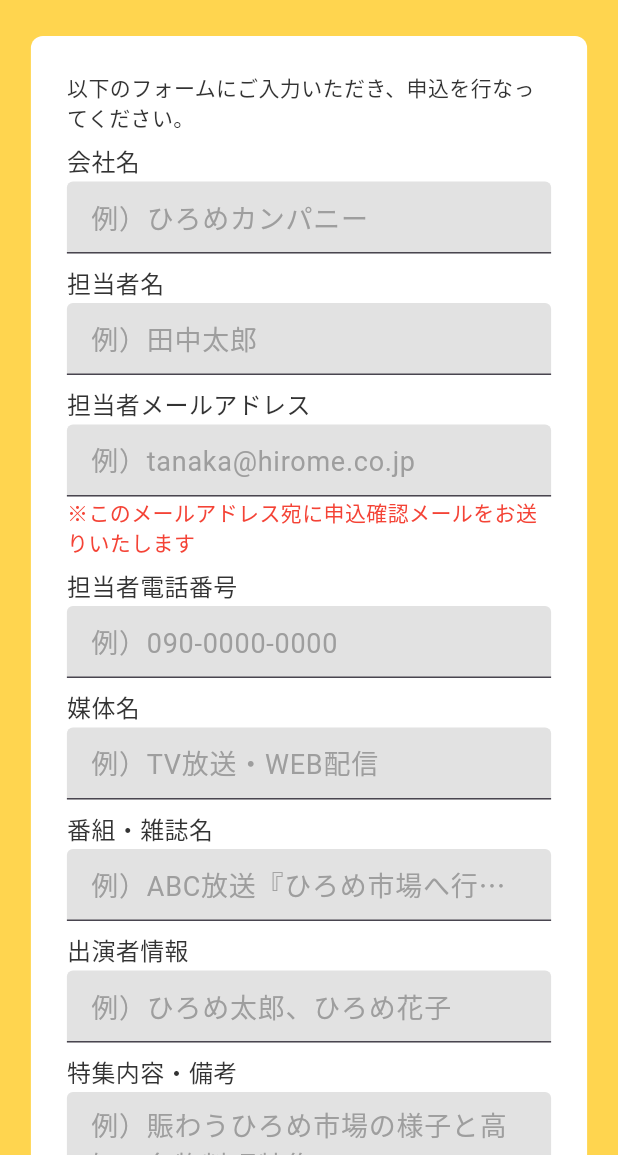
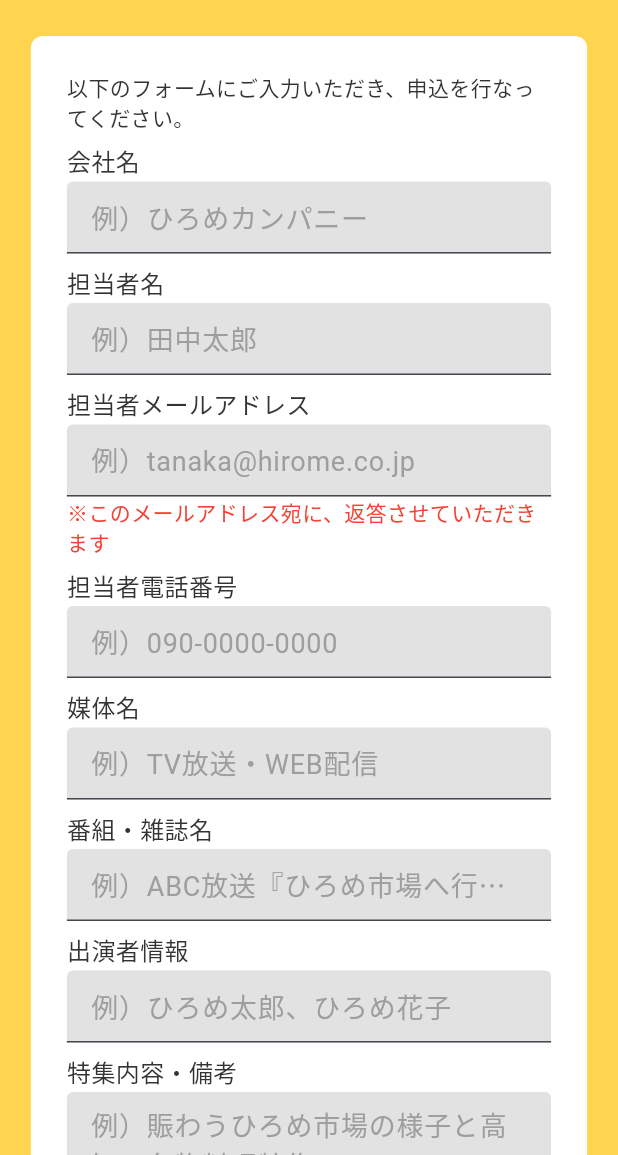
Before and after one commit to agora-creation/miel_work_request_interview_web, a Flutter app: the screen it shows after launch, on a phone screen of 412 x 824 dp, the part 81-1236 px from its top. Run offline on Flutter 3.47's test engine with Material 3 defaults, Android fonts, the phone set to English and light mode, and no system bars; our stand-ins replace calendar_date_picker2, cloud_firestore, firebase_auth, firebase_core, firebase_messaging, flutter_local_notifications and 4 more; missing offline and left inert: alert_banner, common_utils; accounts and stored records are empty; Roboto replaces fonts that are missing (SourceHanSansJP-Bold, SourceHanSansJP-Regular).

Commit message:
20241009 commit

```diff
--- /dev/null
+++ b/lib/models/user.dart
@@ -0,0 +1,47 @@
+import 'package:cloud_firestore/cloud_firestore.dart';
+
+class UserModel {
+  String _id = '';
+  String _name = '';
+  String _email = '';
+  String _password = '';
+  String _uid = '';
+  String _token = '';
+  List<String> tokens = [];
+  bool _admin = false;
+  bool _president = false;
+  DateTime _createdAt = DateTime.now();
+
+  String get id => _id;
+  String get name => _name;
+  String get email => _email;
+  String get password => _password;
+  String get uid => _uid;
+  String get token => _token;
+  bool get admin => _admin;
+  bool get president => _president;
+  DateTime get createdAt => _createdAt;
+
+  UserModel.fromSnapshot(DocumentSnapshot<Map<String, dynamic>> snapshot) {
+    Map<String, dynamic>? data = snapshot.data();
+    if (data == null) return;
+    _id = data['id'] ?? '';
+    _name = data['name'] ?? '';
+    _email = data['email'] ?? '';
+    _password = data['password'] ?? '';
+    _uid = data['uid'] ?? '';
+    _token = data['token'] ?? '';
+    tokens = _convertTokens(data['tokens']);
+    _admin = data['admin'] ?? false;
+    _president = data['president'] ?? false;
+    _createdAt = data['createdAt'].toDate() ?? DateTime.now();
+  }
+
+  List<String> _convertTokens(List list) {
+    List<String> ret = [];
+    for (dynamic id in list) {
+      ret.add('$id');
+    }
+    return ret;
+  }
+}
--- a/lib/screens/step1.dart
+++ b/lib/screens/step1.dart
@@ -99,7 +99,7 @@ class _Step1ScreenState extends State<Step1Screen> {
                     ),
                   ),
                   const Text(
-                    '※このメールアドレス宛に申込確認メールをお送りいたします',
+                    '※このメールアドレス宛に、返答させていただきます',
                     style: TextStyle(
                       color: kRedColor,
                       fontSize: 14,
--- a/lib/screens/step3.dart
+++ b/lib/screens/step3.dart
@@ -32,11 +32,7 @@ class _Step3ScreenState extends State<Step3Screen> {
             ResponsiveBox(
               children: [
                 const Text('申込ありがとうございました。'),
-                const Text(
-                  'ご入力いただいたメールアドレス宛に、自動返信メールをお送りしているので、お控えお願いします。',
-                ),
-                const SizedBox(height: 16),
-                const Text('申込内容を確認させていただき、返信いたしますので今しばらくお待ちください。'),
+                const Text('申込内容を確認させていただき、返信いたしますので、よろしくお願いいたします。'),
                 const SizedBox(height: 16),
                 const Text('このページはそのまま閉じても構いません。'),
                 const SizedBox(height: 24),
--- a/pubspec.yaml
+++ b/pubspec.yaml
@@ -24,6 +24,7 @@ dependencies:
   page_transition: ^2.1.0
   modal_bottom_sheet: ^3.0.0
   alert_banner: ^1.0.1
+  http: ^1.2.1
   flutter_spinkit: ^5.2.1
   file_picker: ^8.0.5
   file_selector: ^1.0.3
@@ -32,7 +33,6 @@ dependencies:
   board_datetime_picker: ^1.6.8
   calendar_date_picker2: ^1.1.5
   month_picker_dialog: ^4.0.0
-  http: ^1.2.2
 
   firebase_core: ^3.1.0
   firebase_auth: ^5.1.0
```
Also changed, not shown: lib/providers/request_interview.dart (+16 -3 lines), lib/screens/step2.dart (+0 -7 lines), lib/services/fm.dart (added, +118 -0 lines), lib/services/user.dart (added, +21 -0 lines), 1 other file.
